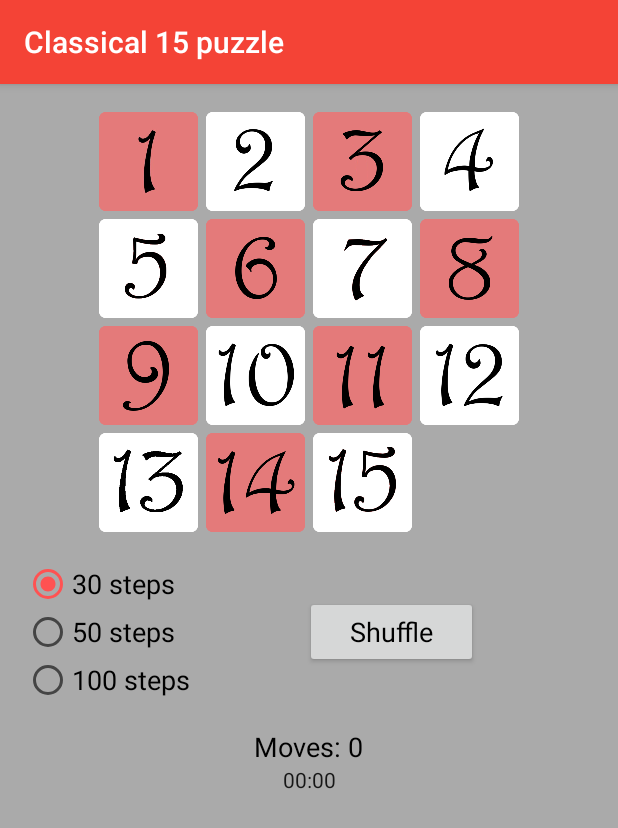
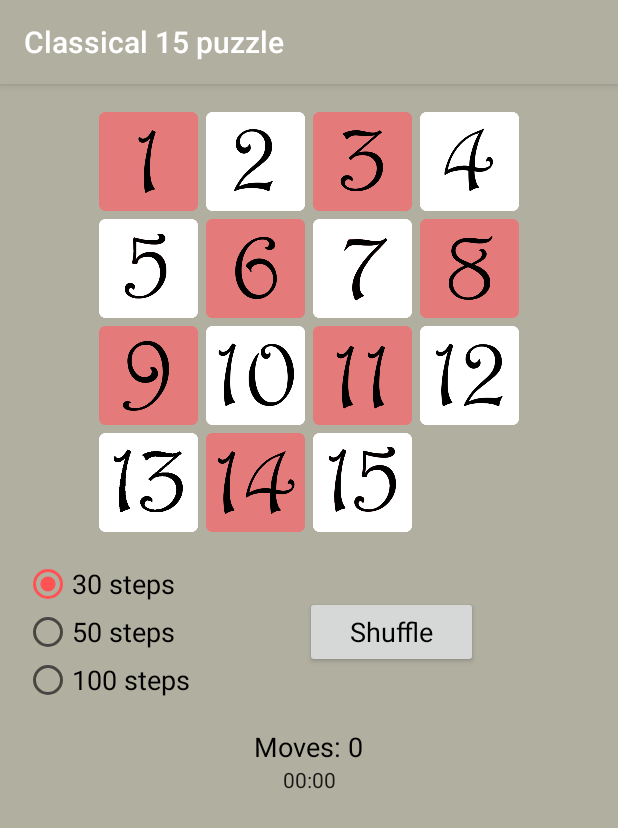
Before and after one commit to sanyoca/Puzzle15, an Android app: the Classicalpuzzle screen opened directly, with no data from a screen before it, on a phone screen of 412 x 824 dp. Shown: the top 828 px of the screen. Run offline under Robolectric (Android 15) with nearby library versions, the phone set to English and light mode, and no system bars.

Commit message:
Version 0.934
- button background change
- gameboard and toolbar background change

```diff
--- a/app/src/main/res/layout/playboard.xml
+++ b/app/src/main/res/layout/playboard.xml
@@ -4,7 +4,7 @@
     android:id="@+id/activity_main"
     android:layout_width="match_parent"
     android:layout_height="match_parent"
-    android:background="@android:color/darker_gray"
+    android:background="@color/dirtywhite"
     android:orientation="vertical"
     android:paddingBottom="@dimen/activity_vertical_margin"
     android:paddingLeft="@dimen/activity_horizontal_margin"
--- a/app/src/main/res/values/styles.xml
+++ b/app/src/main/res/values/styles.xml
@@ -11,7 +11,7 @@
 
     <style name="subTheme" parent="Theme.AppCompat.DayNight.DarkActionBar">
         <!-- Customize your theme here. -->
-        <item name="colorPrimary">@color/colorPrimary</item>
+        <item name="colorPrimary">@color/dirtywhite</item>
         <item name="colorPrimaryDark">@color/colorPrimaryDark</item>
         <item name="colorAccent">@color/colorAccent</item>
     </style>
```
